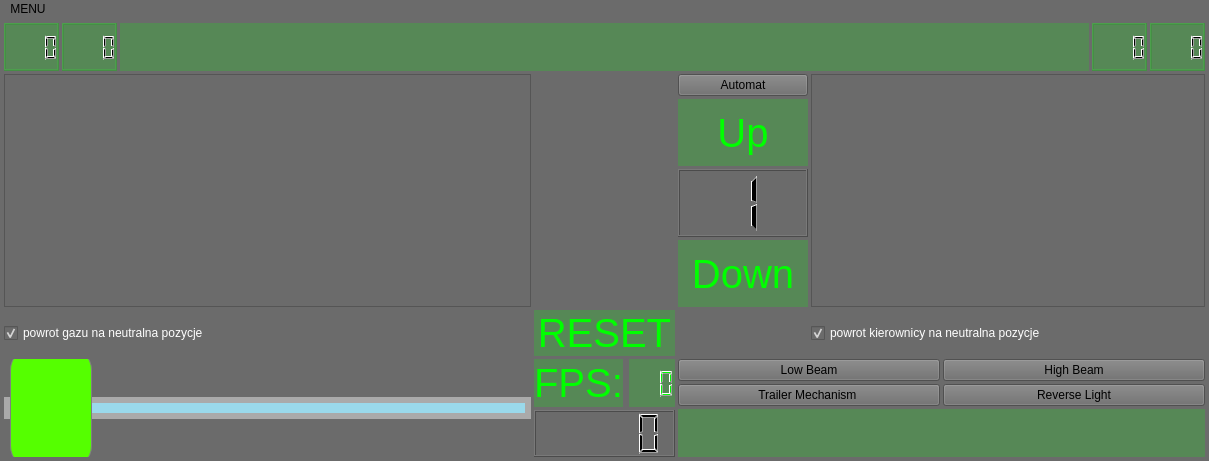
This is pilot/pilotwindow.ui in cyniu88/QT_kurs as Qt 5 draws it before an edit. The edited form follows.
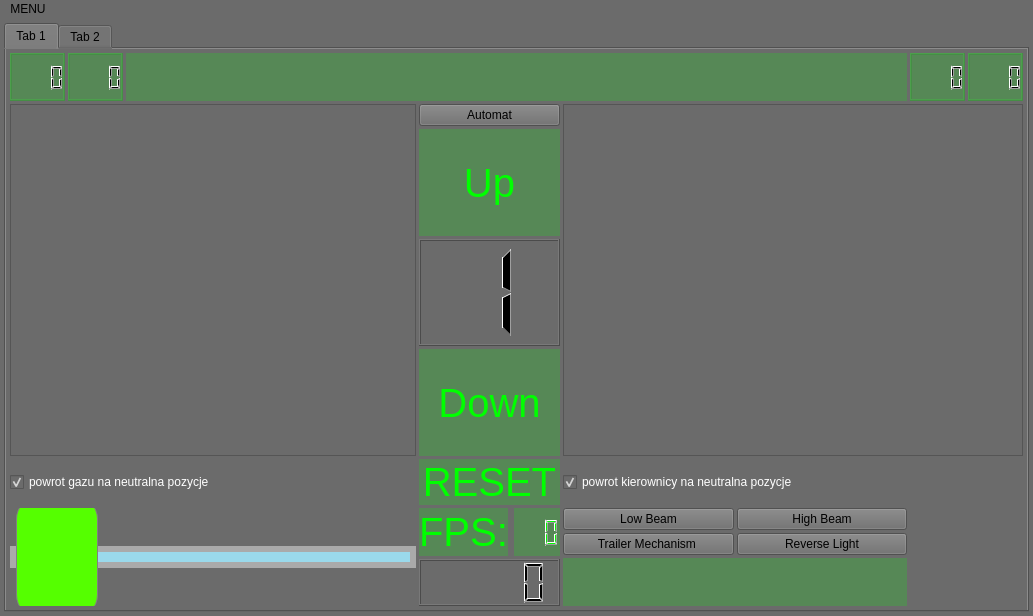
This is the edited form. Icons and pictures are not drawn. Custom widgets are drawn as their Qt base class.

Commit message: pilot przygotowanie pod kamere

```diff
--- a/pilot/pilotwindow.ui
+++ b/pilot/pilotwindow.ui
@@ -6,8 +6,8 @@
    <rect>
     <x>0</x>
     <y>0</y>
-    <width>1209</width>
-    <height>461</height>
+    <width>1033</width>
+    <height>616</height>
    </rect>
   </property>
   <property name="sizePolicy">
@@ -42,9 +42,235 @@
    <string notr="true">background-color: rgba(107, 107, 107, 231);</string>
   </property>
   <widget class="QWidget" name="centralWidget">
+   <property name="minimumSize">
+    <size>
+     <width>0</width>
+     <height>595</height>
+    </size>
+   </property>
    <layout class="QGridLayout" name="gridLayout">
-    <item row="4" column="4">
+    <item row="1" column="0">
+     <widget class="QTabWidget" name="tabWidget">
+      <property name="currentIndex">
+       <number>0</number>
+      </property>
+      <widget class="QWidget" name="tab">
+       <attribute name="title">
+        <string>Tab 1</string>
+       </attribute>
+       <layout class="QGridLayout" name="gridLayout_3">
+        <item row="0" column="12">
+         <widget class="QLCDNumber" name="skretLCD_y">
+          <property name="sizePolicy">
+           <sizepolicy hsizetype="Fixed" vsizetype="Ignored">
+            <horstretch>0</horstretch>
+            <verstretch>0</verstretch>
+           </sizepolicy>
+          </property>
+          <property name="styleSheet">
+           <string notr="true">background-color: rgba(0, 255, 0, 50);</string>
+          </property>
+          <property name="digitCount">
+           <number>4</number>
+          </property>
+         </widget>
+        </item>
+        <item row="0" column="0">
+         <widget class="QLCDNumber" name="gazLCD_x">
+          <property name="sizePolicy">
+           <sizepolicy hsizetype="Fixed" vsizetype="Ignored">
+            <horstretch>0</horstretch>
+            <verstretch>0</verstretch>
+           </sizepolicy>
+          </property>
+          <property name="styleSheet">
+           <string notr="true">background-color: rgba(0, 255, 0, 50);</string>
+          </property>
+          <property name="digitCount">
+           <number>4</number>
+          </property>
+         </widget>
+        </item>
+        <item row="0" column="11">
+         <widget class="QLCDNumber" name="skretLCD_x">
+          <property name="sizePolicy">
+           <sizepolicy hsizetype="Fixed" vsizetype="Ignored">
+            <horstretch>0</horstretch>
+            <verstretch>0</verstretch>
+           </sizepolicy>
+          </property>
+          <property name="styleSheet">
+           <string notr="true">background-color: rgba(0, 255, 0, 50);</string>
+          </property>
+          <property name="digitCount">
+           <number>4</number>
+          </property>
+         </widget>
+        </item>
+        <item row="1" column="0" colspan="9">
+         <widget class="QGraphicsView" name="graphicsView_gaz">
+          <property name="verticalScrollBarPolicy">
+           <enum>Qt::ScrollBarAlwaysOff</enum>
+          </property>
+          <property name="horizontalScrollBarPolicy">
+           <enum>Qt::ScrollBarAlwaysOff</enum>
+          </property>
+          <property name="sizeAdjustPolicy">
+           <enum>QAbstractScrollArea::AdjustToContents</enum>
+          </property>
+         </widget>
+        </item>
+        <item row="2" column="10" colspan="3">
+         <widget class="QCheckBox" name="checkBoxWheel">
+          <property name="sizePolicy">
+           <sizepolicy hsizetype="Fixed" vsizetype="Fixed">
+            <horstretch>0</horstretch>
+            <verstretch>0</verstretch>
+           </sizepolicy>
+          </property>
+          <property name="styleSheet">
+           <string notr="true">color: rgb(255, 255, 255);</string>
+          </property>
+          <property name="text">
+           <string>powrot kierownicy na neutralna pozycje</string>
+          </property>
+          <property name="checked">
+           <bool>true</bool>
+          </property>
+          <property name="tristate">
+           <bool>false</bool>
+          </property>
+         </widget>
+        </item>
+        <item row="1" column="10" colspan="3">
+         <widget class="QGraphicsView" name="graphicsView_skret">
+          <property name="sizePolicy">
+           <sizepolicy hsizetype="Preferred" vsizetype="Expanding">
+            <horstretch>0</horstretch>
+            <verstretch>0</verstretch>
+           </sizepolicy>
+          </property>
+          <property name="verticalScrollBarPolicy">
+           <enum>Qt::ScrollBarAlwaysOff</enum>
+          </property>
+          <property name="horizontalScrollBarPolicy">
+           <enum>Qt::ScrollBarAlwaysOff</enum>
+          </property>
+          <property name="sizeAdjustPolicy">
+           <enum>QAbstractScrollArea::AdjustToContents</enum>
+          </property>
+         </widget>
+        </item>
+        <item row="2" column="9">
+         <widget class="myButton" name="reset">
+          <property name="sizePolicy">
+           <sizepolicy hsizetype="Minimum" vsizetype="Fixed">
+            <horstretch>0</horstretch>
+            <verstretch>0</verstretch>
+           </sizepolicy>
+          </property>
+          <property name="styleSheet">
+           <string notr="true">background-color: rgba(0, 255, 0, 50);
+ border: true;
+	border-color: rgb(0, 255, 0);
+	color: rgb(0, 255, 0);
+    font-family:  &quot;Franklin Gothic Medium&quot;;
+    font-size:  40px;</string>
+          </property>
+          <property name="text">
+           <string>RESET</string>
+          </property>
+         </widget>
+        </item>
+        <item row="1" column="9">
+         <layout class="QVBoxLayout" name="verticalLayout">
+          <item>
+           <widget class="myButton" name="buttonAutomatGearbox">
+            <property name="text">
+             <string>Automat</string>
+            </property>
+           </widget>
+          </item>
+          <item>
+           <widget class="myButton" name="push_plusGear">
+            <property name="sizePolicy">
+             <sizepolicy hsizetype="Minimum" vsizetype="Ignored">
+              <horstretch>0</horstretch>
+              <verstretch>0</verstretch>
+             </sizepolicy>
+            </property>
+            <property name="styleSheet">
+             <string notr="true">background-color: rgba(0, 255, 0, 50);
+ border: true;
+	border-color: rgb(0, 255, 0);
+	color: rgb(0, 255, 0);
+    font-family:  &quot;Franklin Gothic Medium&quot;;
+    font-size:  40px;</string>
+            </property>
+            <property name="text">
+             <string>Up</string>
+            </property>
+           </widget>
+          </item>
+          <item>
+           <widget class="QLCDNumber" name="gear">
+            <property name="sizePolicy">
+             <sizepolicy hsizetype="Minimum" vsizetype="Ignored">
+              <horstretch>0</horstretch>
+              <verstretch>0</verstretch>
+             </sizepolicy>
+            </property>
+            <property name="digitCount">
+             <number>1</number>
+            </property>
+            <property name="intValue" stdset="0">
+             <number>1</number>
+            </property>
+           </widget>
+          </item>
+          <item>
+           <widget class="myButton" name="push_minusGear">
+            <property name="sizePolicy">
+             <sizepolicy hsizetype="Minimum" vsizetype="Ignored">
+              <horstretch>0</horstretch>
+              <verstretch>0</verstretch>
+             </sizepolicy>
+            </property>
+            <property name="styleSheet">
+             <string notr="true">background-color: rgba(0, 255, 0, 50);
+ border: true;
+	border-color: rgb(0, 255, 0);
+	color: rgb(0, 255, 0);
+    font-family:  &quot;Franklin Gothic Medium&quot;;
+    font-size:  40px;</string>
+            </property>
+            <property name="text">
+             <string>Down</string>
+            </property>
+           </widget>
+          </item>
+         </layout>
+        </item>
+        <item row="3" column="9">
      <layout class="QGridLayout" name="gridLayout_2">
+          <item row="0" column="0">
+           <widget class="QLabel" name="label">
+            <property name="styleSheet">
+             <string notr="true">background-color: rgba(0, 255, 0, 50);
+ border: true;
+	border-color: rgb(0, 255, 0);
+	color: rgb(0, 255, 0);
+    font-family:  &quot;Franklin Gothic Medium&quot;;
+    font-size:  40px;</string>
+            </property>
+            <property name="text">
+             <string>FPS:</string>
+            </property>
+            <property name="alignment">
+             <set>Qt::AlignCenter</set>
+            </property>
+           </widget>
+          </item>
       <item row="0" column="2">
        <widget class="QLCDNumber" name="FPS_LCD">
         <property name="font">
@@ -66,51 +292,49 @@
         </property>
        </widget>
       </item>
-      <item row="0" column="0">
-       <widget class="QLabel" name="label">
-        <property name="styleSheet">
-         <string notr="true">background-color: rgba(0, 255, 0, 50);
- border: true;
-	border-color: rgb(0, 255, 0);
-	color: rgb(0, 255, 0);
-    font-family:  &quot;Franklin Gothic Medium&quot;;
-    font-size:  40px;</string>
-        </property>
-        <property name="text">
-         <string>FPS:</string>
-        </property>
-        <property name="alignment">
-         <set>Qt::AlignCenter</set>
-        </property>
-       </widget>
-      </item>
       <item row="1" column="0" colspan="3">
        <widget class="QLCDNumber" name="lcdMsgCounter"/>
       </item>
      </layout>
     </item>
-    <item row="3" column="4">
-     <widget class="myButton" name="reset">
+        <item row="0" column="1">
+         <widget class="QLCDNumber" name="gazLCD_y">
       <property name="sizePolicy">
-       <sizepolicy hsizetype="Minimum" vsizetype="Fixed">
+           <sizepolicy hsizetype="Fixed" vsizetype="Ignored">
+            <horstretch>0</horstretch>
+            <verstretch>0</verstretch>
+           </sizepolicy>
+          </property>
+          <property name="styleSheet">
+           <string notr="true">background-color: rgba(0, 255, 0, 50);</string>
+          </property>
+          <property name="digitCount">
+           <number>4</number>
+          </property>
+         </widget>
+        </item>
+        <item row="0" column="2" colspan="9">
+         <widget class="QLineEdit" name="responsTxt">
+          <property name="sizePolicy">
+           <sizepolicy hsizetype="Expanding" vsizetype="Fixed">
         <horstretch>0</horstretch>
         <verstretch>0</verstretch>
        </sizepolicy>
       </property>
       <property name="styleSheet">
        <string notr="true">background-color: rgba(0, 255, 0, 50);
- border: true;
-	border-color: rgb(0, 255, 0);
-	color: rgb(0, 255, 0);
-    font-family:  &quot;Franklin Gothic Medium&quot;;
-    font-size:  40px;</string>
-      </property>
-      <property name="text">
-       <string>RESET</string>
+border: true;
+border-color: rgb(0, 255, 0,255);
+color: rgb(0, 255, 0);
+font-family:  &quot;Franklin Gothic Medium&quot;;
+font-size:  40px;</string>
+          </property>
+          <property name="readOnly">
+           <bool>true</bool>
       </property>
      </widget>
     </item>
-    <item row="3" column="0" colspan="3">
+        <item row="2" column="0" colspan="9">
      <widget class="QCheckBox" name="checkBoxPower">
       <property name="styleSheet">
        <string notr="true">color: rgb(255, 255, 255);</string>
@@ -126,7 +350,7 @@
       </property>
      </widget>
     </item>
-    <item row="4" column="0" colspan="4">
+        <item row="3" column="0" colspan="9">
      <widget class="myTouchSlider" name="horizontalSlider">
       <property name="sizePolicy">
        <sizepolicy hsizetype="Expanding" vsizetype="Ignored">
@@ -172,133 +396,8 @@
       </property>
      </widget>
     </item>
-    <item row="2" column="0" colspan="4">
-     <widget class="QGraphicsView" name="graphicsView_gaz">
-      <property name="verticalScrollBarPolicy">
-       <enum>Qt::ScrollBarAlwaysOff</enum>
-      </property>
-      <property name="horizontalScrollBarPolicy">
-       <enum>Qt::ScrollBarAlwaysOff</enum>
-      </property>
-      <property name="sizeAdjustPolicy">
-       <enum>QAbstractScrollArea::AdjustToContents</enum>
-      </property>
-     </widget>
-    </item>
-    <item row="2" column="5">
-     <layout class="QVBoxLayout" name="verticalLayout">
-      <item>
-       <widget class="myButton" name="buttonAutomatGearbox">
-        <property name="text">
-         <string>Automat</string>
-        </property>
-       </widget>
-      </item>
-      <item>
-       <widget class="myButton" name="push_plusGear">
-        <property name="sizePolicy">
-         <sizepolicy hsizetype="Minimum" vsizetype="Ignored">
-          <horstretch>0</horstretch>
-          <verstretch>0</verstretch>
-         </sizepolicy>
-        </property>
-        <property name="styleSheet">
-         <string notr="true">background-color: rgba(0, 255, 0, 50);
- border: true;
-	border-color: rgb(0, 255, 0);
-	color: rgb(0, 255, 0);
-    font-family:  &quot;Franklin Gothic Medium&quot;;
-    font-size:  40px;</string>
-        </property>
-        <property name="text">
-         <string>Up</string>
-        </property>
-       </widget>
-      </item>
-      <item>
-       <widget class="QLCDNumber" name="gear">
-        <property name="sizePolicy">
-         <sizepolicy hsizetype="Minimum" vsizetype="Ignored">
-          <horstretch>0</horstretch>
-          <verstretch>0</verstretch>
-         </sizepolicy>
-        </property>
-        <property name="digitCount">
-         <number>1</number>
-        </property>
-        <property name="intValue" stdset="0">
-         <number>1</number>
-        </property>
-       </widget>
-      </item>
-      <item>
-       <widget class="myButton" name="push_minusGear">
-        <property name="sizePolicy">
-         <sizepolicy hsizetype="Minimum" vsizetype="Ignored">
-          <horstretch>0</horstretch>
-          <verstretch>0</verstretch>
-         </sizepolicy>
-        </property>
-        <property name="styleSheet">
-         <string notr="true">background-color: rgba(0, 255, 0, 50);
- border: true;
-	border-color: rgb(0, 255, 0);
-	color: rgb(0, 255, 0);
-    font-family:  &quot;Franklin Gothic Medium&quot;;
-    font-size:  40px;</string>
-        </property>
-        <property name="text">
-         <string>Down</string>
-        </property>
-       </widget>
-      </item>
-     </layout>
-    </item>
-    <item row="3" column="6" colspan="3">
-     <widget class="QCheckBox" name="checkBoxWheel">
-      <property name="sizePolicy">
-       <sizepolicy hsizetype="Fixed" vsizetype="Fixed">
-        <horstretch>0</horstretch>
-        <verstretch>0</verstretch>
-       </sizepolicy>
-      </property>
-      <property name="styleSheet">
-       <string notr="true">color: rgb(255, 255, 255);</string>
-      </property>
-      <property name="text">
-       <string>powrot kierownicy na neutralna pozycje</string>
-      </property>
-      <property name="checked">
-       <bool>true</bool>
-      </property>
-      <property name="tristate">
-       <bool>false</bool>
-      </property>
-     </widget>
-    </item>
-    <item row="4" column="5" colspan="4">
+        <item row="3" column="10">
      <layout class="QGridLayout" name="gridLayout_5">
-      <item row="3" column="0" colspan="2">
-       <widget class="QLineEdit" name="infoTxt">
-        <property name="sizePolicy">
-         <sizepolicy hsizetype="Expanding" vsizetype="Fixed">
-          <horstretch>0</horstretch>
-          <verstretch>0</verstretch>
-         </sizepolicy>
-        </property>
-        <property name="styleSheet">
-         <string notr="true">background-color: rgba(0, 255, 0, 50);
- border: true;
-	border-color: rgb(0, 255, 0);
-	color: rgb(0, 255, 0);
-    font-family:  &quot;Franklin Gothic Medium&quot;;
-    font-size:  40px;</string>
-        </property>
-        <property name="readOnly">
-         <bool>true</bool>
-        </property>
-       </widget>
-      </item>
       <item row="1" column="0" colspan="2">
        <layout class="QHBoxLayout" name="horizontalLayout">
         <item>
@@ -317,10 +416,24 @@
         </item>
        </layout>
       </item>
-      <item row="2" column="1">
-       <widget class="myButton" name="buttonReverseLight">
-        <property name="text">
-         <string>Reverse Light</string>
+          <item row="3" column="0" colspan="2">
+           <widget class="QLineEdit" name="infoTxt">
+            <property name="sizePolicy">
+             <sizepolicy hsizetype="Expanding" vsizetype="Fixed">
+              <horstretch>0</horstretch>
+              <verstretch>0</verstretch>
+             </sizepolicy>
+            </property>
+            <property name="styleSheet">
+             <string notr="true">background-color: rgba(0, 255, 0, 50);
+ border: true;
+	border-color: rgb(0, 255, 0);
+	color: rgb(0, 255, 0);
+    font-family:  &quot;Franklin Gothic Medium&quot;;
+    font-size:  40px;</string>
+            </property>
+            <property name="readOnly">
+             <bool>true</bool>
         </property>
        </widget>
       </item>
@@ -331,115 +444,23 @@
         </property>
        </widget>
       </item>
-     </layout>
-    </item>
-    <item row="2" column="6" colspan="3">
-     <widget class="QGraphicsView" name="graphicsView_skret">
-      <property name="sizePolicy">
-       <sizepolicy hsizetype="Preferred" vsizetype="Expanding">
-        <horstretch>0</horstretch>
-        <verstretch>0</verstretch>
-       </sizepolicy>
-      </property>
-      <property name="verticalScrollBarPolicy">
-       <enum>Qt::ScrollBarAlwaysOff</enum>
-      </property>
-      <property name="horizontalScrollBarPolicy">
-       <enum>Qt::ScrollBarAlwaysOff</enum>
-      </property>
-      <property name="sizeAdjustPolicy">
-       <enum>QAbstractScrollArea::AdjustToContents</enum>
-      </property>
-     </widget>
-    </item>
-    <item row="0" column="0" colspan="9">
-     <layout class="QHBoxLayout" name="horizontalLayout_2">
-      <item>
-       <widget class="QLCDNumber" name="gazLCD_x">
-        <property name="sizePolicy">
-         <sizepolicy hsizetype="Fixed" vsizetype="Ignored">
-          <horstretch>0</horstretch>
-          <verstretch>0</verstretch>
-         </sizepolicy>
-        </property>
-        <property name="styleSheet">
-         <string notr="true">background-color: rgba(0, 255, 0, 50);</string>
-        </property>
-        <property name="digitCount">
-         <number>4</number>
-        </property>
-       </widget>
-      </item>
-      <item>
-       <widget class="QLCDNumber" name="gazLCD_y">
-        <property name="sizePolicy">
-         <sizepolicy hsizetype="Fixed" vsizetype="Ignored">
-          <horstretch>0</horstretch>
-          <verstretch>0</verstretch>
-         </sizepolicy>
-        </property>
-        <property name="styleSheet">
-         <string notr="true">background-color: rgba(0, 255, 0, 50);</string>
-        </property>
-        <property name="digitCount">
-         <number>4</number>
-        </property>
-       </widget>
-      </item>
-      <item>
-       <widget class="QLineEdit" name="responsTxt">
-        <property name="sizePolicy">
-         <sizepolicy hsizetype="Expanding" vsizetype="Fixed">
-          <horstretch>0</horstretch>
-          <verstretch>0</verstretch>
-         </sizepolicy>
-        </property>
-        <property name="styleSheet">
-         <string notr="true">background-color: rgba(0, 255, 0, 50);
-border: true;
-border-color: rgb(0, 255, 0,255);
-color: rgb(0, 255, 0);
-font-family:  &quot;Franklin Gothic Medium&quot;;
-font-size:  40px;</string>
-        </property>
-        <property name="readOnly">
-         <bool>true</bool>
-        </property>
-       </widget>
-      </item>
-      <item>
-       <widget class="QLCDNumber" name="skretLCD_x">
-        <property name="sizePolicy">
-         <sizepolicy hsizetype="Fixed" vsizetype="Ignored">
-          <horstretch>0</horstretch>
-          <verstretch>0</verstretch>
-         </sizepolicy>
-        </property>
-        <property name="styleSheet">
-         <string notr="true">background-color: rgba(0, 255, 0, 50);</string>
-        </property>
-        <property name="digitCount">
-         <number>4</number>
-        </property>
-       </widget>
-      </item>
-      <item>
-       <widget class="QLCDNumber" name="skretLCD_y">
-        <property name="sizePolicy">
-         <sizepolicy hsizetype="Fixed" vsizetype="Ignored">
-          <horstretch>0</horstretch>
-          <verstretch>0</verstretch>
-         </sizepolicy>
-        </property>
-        <property name="styleSheet">
-         <string notr="true">background-color: rgba(0, 255, 0, 50);</string>
-        </property>
-        <property name="digitCount">
-         <number>4</number>
-        </property>
-       </widget>
-      </item>
-     </layout>
+          <item row="2" column="1">
+           <widget class="myButton" name="buttonReverseLight">
+            <property name="text">
+             <string>Reverse Light</string>
+            </property>
+           </widget>
+          </item>
+         </layout>
+        </item>
+       </layout>
+      </widget>
+      <widget class="QWidget" name="tab_2">
+       <attribute name="title">
+        <string>Tab 2</string>
+       </attribute>
+      </widget>
+     </widget>
     </item>
    </layout>
   </widget>
@@ -448,7 +469,7 @@
     <rect>
      <x>0</x>
      <y>0</y>
-     <width>1209</width>
+     <width>1033</width>
      <height>21</height>
     </rect>
    </property>
```
Lines whose indentation alone changed are shown as unchanged.
